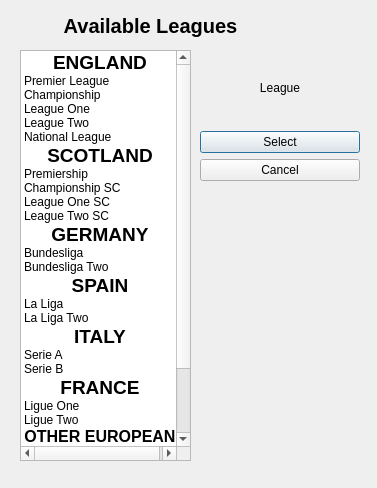
First picture: the form in view/dialog_leagues_selector.ui, repository SibindiK/pandas_footy_analysis, before the edit.
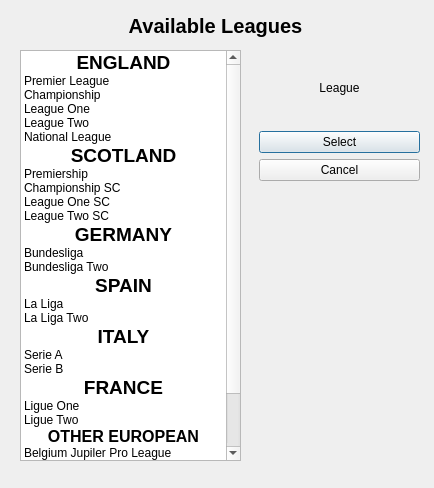
Second picture: the form after the edit.

Commit message: increased league selector window size for increased clarity on smaller screens

```diff
--- a/view/dialog_leagues_selector.ui
+++ b/view/dialog_leagues_selector.ui
@@ -6,7 +6,7 @@
    <rect>
     <x>0</x>
     <y>0</y>
-    <width>377</width>
+    <width>434</width>
     <height>488</height>
    </rect>
   </property>
@@ -18,7 +18,7 @@
     <rect>
      <x>20</x>
      <y>50</y>
-     <width>171</width>
+     <width>221</width>
      <height>411</height>
     </rect>
    </property>
@@ -270,9 +270,9 @@
   <widget class="QLabel" name="availableLeaguesLabel">
    <property name="geometry">
     <rect>
-     <x>20</x>
+     <x>10</x>
      <y>10</y>
-     <width>261</width>
+     <width>411</width>
      <height>31</height>
     </rect>
    </property>
@@ -293,9 +293,9 @@
   <widget class="QWidget" name="verticalLayoutWidget">
    <property name="geometry">
     <rect>
-     <x>200</x>
+     <x>259</x>
      <y>50</y>
-     <width>160</width>
+     <width>161</width>
      <height>131</height>
     </rect>
    </property>
@@ -332,7 +332,7 @@
   <widget class="QWidget" name="verticalLayoutWidget_2">
    <property name="geometry">
     <rect>
-     <x>200</x>
+     <x>260</x>
      <y>220</y>
      <width>160</width>
      <height>151</height>
```
The commit also changes 1 other file.
